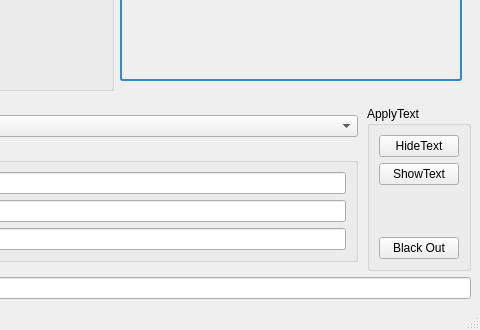
The window that gui/UIs/striem.ui (iem-projects/striem) describes before a commit, drawn with Qt 5; both pictures show x 248 to 728 and y 167 to 497 of the 728 by 497 pixel window.
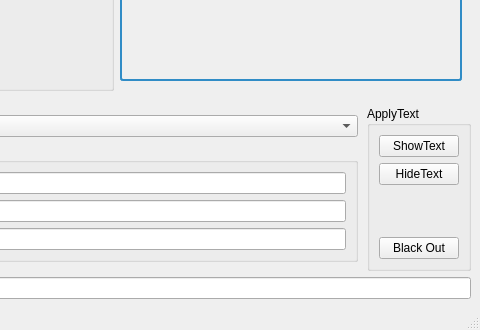
The same window after the commit.

Commit message:
revert show/hide text buttons
and use some more defaults

```diff
--- a/gui/UIs/striem.ui
+++ b/gui/UIs/striem.ui
@@ -349,13 +349,6 @@
           <string>ApplyText</string>
          </property>
          <layout class="QVBoxLayout" name="verticalLayout">
-          <item>
-           <widget class="QPushButton" name="hideTextButton">
-            <property name="text">
-             <string>HideText</string>
-            </property>
-           </widget>
-          </item>
           <item>
            <widget class="QPushButton" name="showTextButton">
             <property name="text">
@@ -363,6 +356,13 @@
             </property>
            </widget>
           </item>
+          <item>
+           <widget class="QPushButton" name="hideTextButton">
+            <property name="text">
+             <string>HideText</string>
+            </property>
+           </widget>
+          </item>
           <item>
            <spacer name="verticalSpacer">
             <property name="orientation">
```
Left out of the diff: 6 changed lines with no effect on the pictures.
